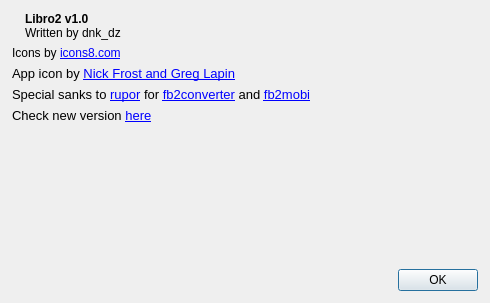
First picture: the form in src/designer/aboutdialog.ui, repository dnkorpushov/libro2, before the edit.
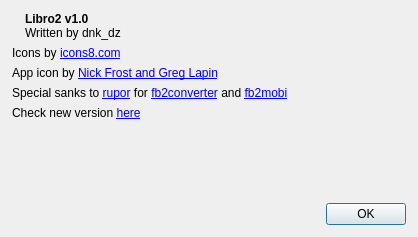
Second picture: the form after the edit. Icons and pictures are not drawn.

```diff
--- a/src/designer/aboutdialog.ui
+++ b/src/designer/aboutdialog.ui
@@ -6,8 +6,8 @@
    <rect>
     <x>0</x>
     <y>0</y>
-    <width>490</width>
-    <height>303</height>
+    <width>418</width>
+    <height>237</height>
    </rect>
   </property>
   <property name="sizePolicy">
@@ -115,7 +115,7 @@
    <item>
     <widget class="QLabel" name="labelIconsCredits">
      <property name="text">
-      <string>&lt;html&gt;&lt;head/&gt;&lt;body&gt;&lt;p&gt;Icons by &lt;a href=&quot;https://icons8.com&quot;&gt;&lt;span style=&quot; text-decoration: underline; color:#0000ff;&quot;&gt;icons8.com&lt;/span&gt;&lt;/a&gt;&lt;/p&gt;&lt;/body&gt;&lt;/html&gt;</string>
+      <string>&lt;html&gt;&lt;head/&gt;&lt;body&gt;&lt;p&gt;Icons by &lt;a href=&quot;https://icons8.com&quot;&gt;icons8.com&lt;/a&gt;&lt;/p&gt;&lt;/body&gt;&lt;/html&gt;</string>
      </property>
      <property name="textFormat">
       <enum>Qt::RichText</enum>
@@ -125,11 +125,7 @@
    <item>
     <widget class="QLabel" name="labelAppIcon">
      <property name="text">
-      <string>&lt;!DOCTYPE HTML PUBLIC &quot;-//W3C//DTD HTML 4.0//EN&quot; &quot;http://www.w3.org/TR/REC-html40/strict.dtd&quot;&gt;
-&lt;html&gt;&lt;head&gt;&lt;meta name=&quot;qrichtext&quot; content=&quot;1&quot; /&gt;&lt;style type=&quot;text/css&quot;&gt;
-p, li { white-space: pre-wrap; }
-&lt;/style&gt;&lt;/head&gt;&lt;body style=&quot; font-family:'Roboto'; font-size:10pt; font-weight:400; font-style:normal;&quot;&gt;
-&lt;p style=&quot; margin-top:12px; margin-bottom:12px; margin-left:0px; margin-right:0px; -qt-block-indent:0; text-indent:0px;&quot;&gt;App icon by &lt;a href=&quot;https://icon-icons.com/users/5C4aDHDZ0aEGLnypl9KyW/icon-sets/&quot;&gt;&lt;span style=&quot; text-decoration: underline; color:#0000ff;&quot;&gt;Nick Frost and Greg Lapin&lt;/span&gt;&lt;/a&gt;&lt;/p&gt;&lt;/body&gt;&lt;/html&gt;</string>
+      <string>&lt;html&gt;&lt;head/&gt;&lt;body&gt;&lt;p&gt;App icon by &lt;a href=&quot;https://icon-icons.com/users/5C4aDHDZ0aEGLnypl9KyW/icon-sets/&quot;&gt;&lt;span style=&quot; text-decoration: underline; color:#0000ff;&quot;&gt;Nick Frost and Greg Lapin&lt;/span&gt;&lt;/a&gt;&lt;/p&gt;&lt;/body&gt;&lt;/html&gt;</string>
      </property>
      <property name="textFormat">
       <enum>Qt::RichText</enum>
@@ -139,11 +135,10 @@
    <item>
     <widget class="QLabel" name="labelRuporCredits">
      <property name="text">
-      <string>&lt;!DOCTYPE HTML PUBLIC &quot;-//W3C//DTD HTML 4.0//EN&quot; &quot;http://www.w3.org/TR/REC-html40/strict.dtd&quot;&gt;
-&lt;html&gt;&lt;head&gt;&lt;meta name=&quot;qrichtext&quot; content=&quot;1&quot; /&gt;&lt;style type=&quot;text/css&quot;&gt;
-p, li { white-space: pre-wrap; }
-&lt;/style&gt;&lt;/head&gt;&lt;body style=&quot; font-family:'Roboto'; font-size:10pt; font-weight:400; font-style:normal;&quot;&gt;
-&lt;p style=&quot; margin-top:12px; margin-bottom:12px; margin-left:0px; margin-right:0px; -qt-block-indent:0; text-indent:0px;&quot;&gt;Special sanks to &lt;a href=&quot;https://github.com/rupor-github&quot;&gt;&lt;span style=&quot; text-decoration: underline; color:#0000ff;&quot;&gt;rupor&lt;/span&gt;&lt;/a&gt; for &lt;a href=&quot;https://github.com/rupor-github/fb2converter&quot;&gt;&lt;span style=&quot; text-decoration: underline; color:#0000ff;&quot;&gt;fb2converter&lt;/span&gt;&lt;/a&gt; and &lt;a href=&quot;https://github.com/rupor-github/fb2mobi&quot;&gt;&lt;span style=&quot; text-decoration: underline; color:#0000ff;&quot;&gt;fb2mobi&lt;/span&gt;&lt;/a&gt;&lt;/p&gt;&lt;/body&gt;&lt;/html&gt;</string>
+      <string>&lt;html&gt;&lt;head/&gt;&lt;body&gt;&lt;p&gt;Special sanks to &lt;a href=&quot;https://github.com/rupor-github&quot;&gt;rupor&lt;/a&gt; for &lt;a href=&quot;https://github.com/rupor-github/fb2converter&quot;&gt;fb2converter&lt;/a&gt; and &lt;/span&gt;&lt;a href=&quot;https://github.com/rupor-github/fb2mobi&quot;&gt;fb2mobi&lt;/a&gt;&lt;/p&gt;&lt;/body&gt;&lt;/html&gt;</string>
+     </property>
+     <property name="textFormat">
+      <enum>Qt::RichText</enum>
      </property>
      <property name="alignment">
       <set>Qt::AlignLeading|Qt::AlignLeft|Qt::AlignTop</set>
@@ -153,11 +148,7 @@
    <item>
     <widget class="QLabel" name="labelNewVersion">
      <property name="text">
-      <string>&lt;!DOCTYPE HTML PUBLIC &quot;-//W3C//DTD HTML 4.0//EN&quot; &quot;http://www.w3.org/TR/REC-html40/strict.dtd&quot;&gt;
-&lt;html&gt;&lt;head&gt;&lt;meta name=&quot;qrichtext&quot; content=&quot;1&quot; /&gt;&lt;style type=&quot;text/css&quot;&gt;
-p, li { white-space: pre-wrap; }
-&lt;/style&gt;&lt;/head&gt;&lt;body style=&quot; font-family:'Roboto'; font-size:10pt; font-weight:400; font-style:normal;&quot;&gt;
-&lt;p style=&quot; margin-top:12px; margin-bottom:12px; margin-left:0px; margin-right:0px; -qt-block-indent:0; text-indent:0px;&quot;&gt;Check new version &lt;a href=&quot;https://github.com/dnkorpushov/libro2/releases&quot;&gt;&lt;span style=&quot; text-decoration: underline; color:#0000ff;&quot;&gt;here&lt;/span&gt;&lt;/a&gt;&lt;/p&gt;&lt;/body&gt;&lt;/html&gt;</string>
+      <string>&lt;html&gt;&lt;head/&gt;&lt;body&gt;&lt;p&gt;Check new version &lt;a href=&quot;https://github.com/dnkorpushov/libro2/releases&quot;&gt;here&lt;/a&gt;&lt;/p&gt;&lt;/body&gt;&lt;/html&gt;</string>
      </property>
      <property name="alignment">
       <set>Qt::AlignLeading|Qt::AlignLeft|Qt::AlignTop</set>
```
